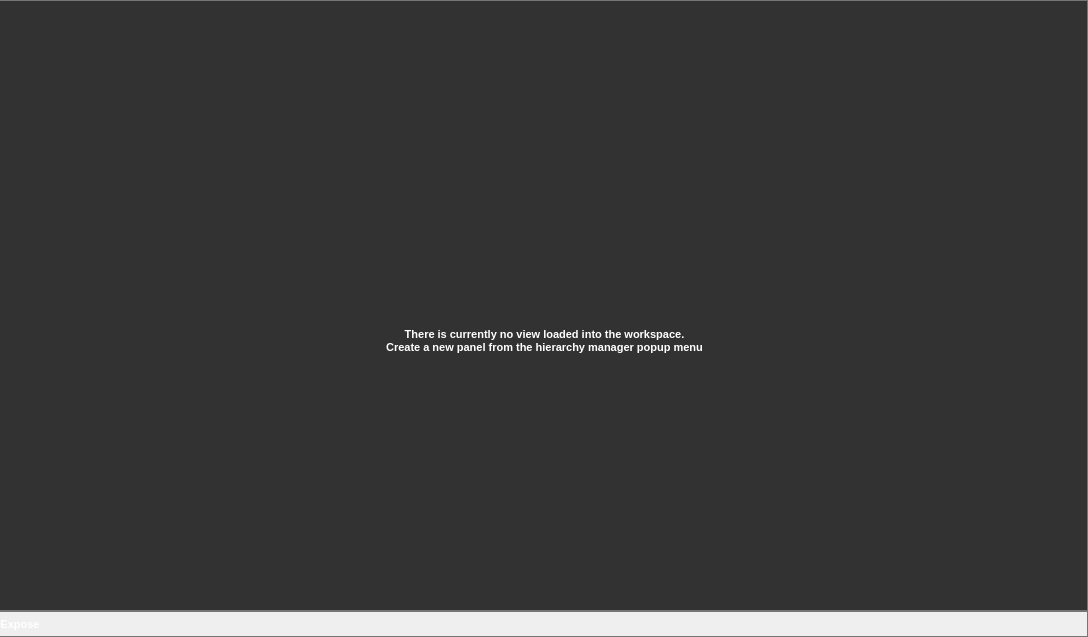
This is library/tulip-gui/designer/Workspace.ui in vadivelselvaraj/TulipGLImprovement as Qt 5 draws it before an edit. The edited form follows.
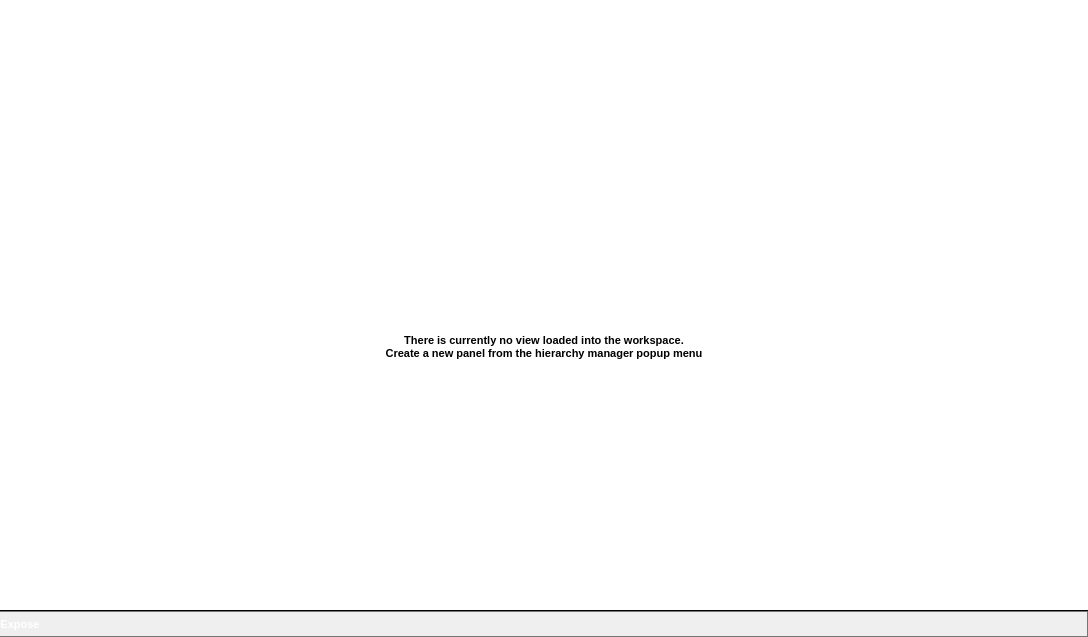
This is the edited form. Icons and pictures are not drawn.

What changed in the file:
```diff
--- a/library/tulip-gui/designer/Workspace.ui
+++ b/library/tulip-gui/designer/Workspace.ui
@@ -52,16 +52,8 @@
          </property>
          <property name="styleSheet">
           <string notr="true">* {
-color: white;
+color: black;
 font: bold 11px;
-}
-
-#startupMessage {
-border-top: 1px solid rgba(117,117,117,255);
-border-bottom: 1px solid rgba(117,117,117,255);
-border-right: 1px solid rgba(117,117,117,255);
-border-left: 0px;
-background-color: rgb(50,50,50);
 }</string>
          </property>
          <layout class="QHBoxLayout" name="horizontalLayout_2">
@@ -79,34 +71,29 @@
            </spacer>
           </item>
           <item>
+           <widget class="QFrame" name="startupMainFrame">
+            <property name="sizePolicy">
+             <sizepolicy hsizetype="Preferred" vsizetype="Maximum">
+              <horstretch>0</horstretch>
+              <verstretch>0</verstretch>
+             </sizepolicy>
+            </property>
            <layout class="QVBoxLayout" name="startupLayout">
             <property name="spacing">
-             <number>6</number>
-            </property>
-            <item>
-             <spacer name="startupSpacer4">
-              <property name="orientation">
-               <enum>Qt::Vertical</enum>
-              </property>
-              <property name="sizeHint" stdset="0">
-               <size>
-                <width>20</width>
-                <height>40</height>
-               </size>
-              </property>
-             </spacer>
-            </item>
-            <item>
-             <layout class="QHBoxLayout" name="horizontalLayout_3">
+              <number>20</number>
+             </property>
+             <property name="margin">
+              <number>10</number>
+             </property>
               <item>
                <widget class="QLabel" name="label">
-                <property name="minimumSize">
-                 <size>
-                  <width>64</width>
-                  <height>64</height>
-                 </size>
-                </property>
-                <property name="maximumSize">
+               <property name="sizePolicy">
+                <sizepolicy hsizetype="Expanding" vsizetype="Preferred">
+                 <horstretch>0</horstretch>
+                 <verstretch>0</verstretch>
+                </sizepolicy>
+               </property>
+               <property name="minimumSize">
                  <size>
                   <width>64</width>
                   <height>64</height>
@@ -122,8 +109,6 @@
                  <set>Qt::AlignCenter</set>
                 </property>
                </widget>
-              </item>
-             </layout>
             </item>
             <item>
              <widget class="QLabel" name="startupMessageLabel">
@@ -139,20 +124,8 @@
               </property>
              </widget>
             </item>
-            <item>
-             <spacer name="startupSpacer3">
-              <property name="orientation">
-               <enum>Qt::Vertical</enum>
-              </property>
-              <property name="sizeHint" stdset="0">
-               <size>
-                <width>20</width>
-                <height>40</height>
-               </size>
-              </property>
-             </spacer>
-            </item>
-           </layout>
+            </layout>
+           </widget>
           </item>
           <item>
            <spacer name="startupSpacer1">
```
Left out of the diff: 21 changed lines with no effect on the pictures. Lines whose indentation alone changed are shown as unchanged.
